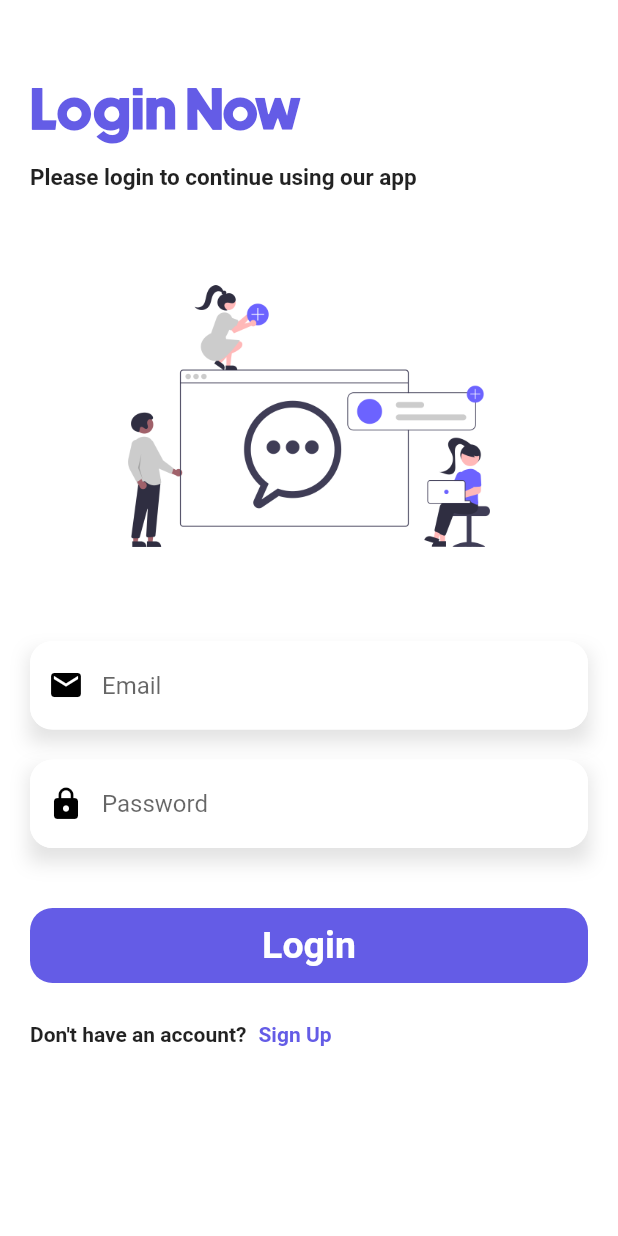
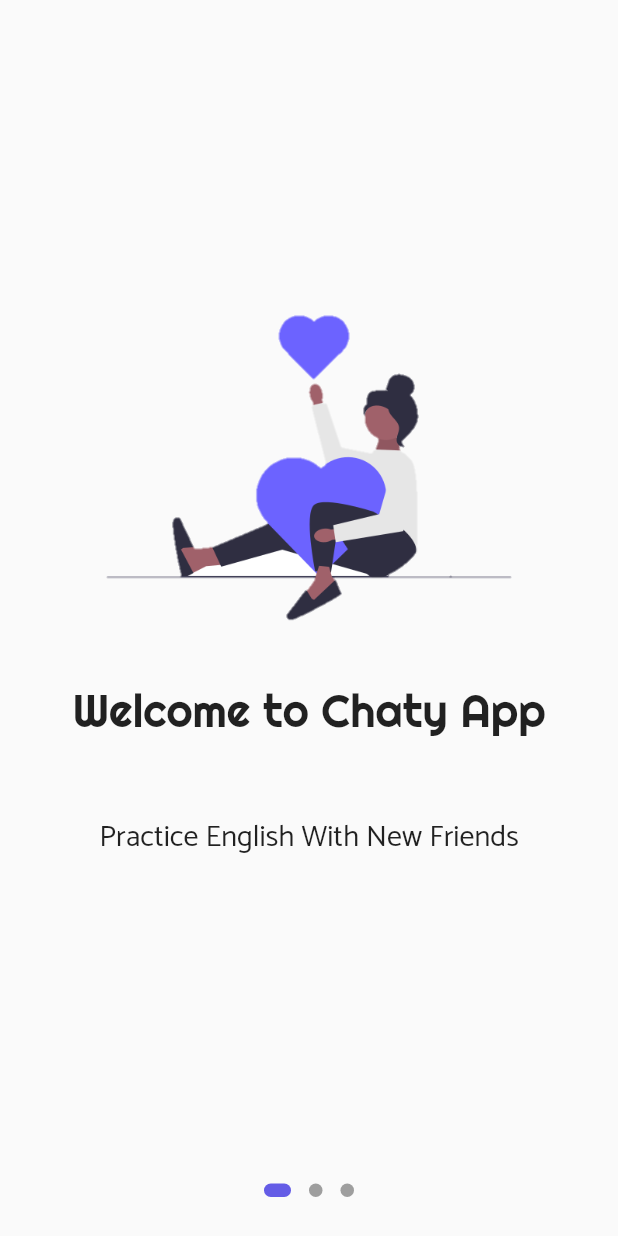
Before and after one commit to moayyadmn/chat_app, a Flutter app: the screen it shows after launch, on a phone screen of 412 x 824 dp. Run offline on Flutter 3.47's test engine with Material 2 defaults, Android fonts, the phone set to English and light mode, and no system bars; drawn by our look-alikes of dots_indicator; our stand-ins replace cloud_firestore, firebase_auth, firebase_core, flutter_bloc; accounts and stored records are empty.

Commit message:
Add Welcome Screen Pages

```diff
--- /dev/null
+++ b/lib/constants.dart
@@ -0,0 +1,6 @@
+import 'package:flutter/animation.dart';
+
+const String kLoginRoute = 'loginScreen';
+const String kSignUpRoute = 'signUpScreen';
+const String kChatRoute = 'chatScreen';
+const Color kMainColor = Color(0xff645ce6);
--- a/lib/main.dart
+++ b/lib/main.dart
@@ -1,10 +1,12 @@
 import 'package:firebase_core/firebase_core.dart';
 import 'package:flutter_bloc/flutter_bloc.dart';
 import 'package:flutter/material.dart';
+import 'package:scholarchat_app/constants.dart';
 import 'package:scholarchat_app/cubits/chat_cubit/chat_cubit.dart';
 import 'package:scholarchat_app/cubits/signup_cubit/signup_cubit.dart';
 import 'package:scholarchat_app/cubits/login_cubit/login_cubit.dart';
 import 'package:scholarchat_app/screens/signup_screen.dart';
+import 'package:scholarchat_app/screens/welcome_screen/welcome_screen.dart';
 import 'firebase_options.dart';
 import 'screens/chat_screen.dart';
 import 'screens/login_screen.dart';
@@ -28,20 +30,21 @@ class MyApp extends StatelessWidget {
         BlocProvider(create: (context) => LoginCubit()),
         BlocProvider(
           create: (context) => SignupCubit(),
-        ),BlocProvider(
+        ),
+        BlocProvider(
           create: (context) => ChatCubit(),
-        )
+        ),
       ],
       child: MaterialApp(
         title: 'ScholarChat',
         theme: ThemeData(
           primarySwatch: Colors.blue,
         ),
-        home:  LogInScreen(),
+        home: const WelcomeScreen(),
         routes: {
-          'loginScreen': (context) =>  LogInScreen(),
-          'signUpScreen': (context) =>  SignUpScreen(),
-          'chatScreen': (context) => ChatScreen(),
+          kLoginRoute: (context) => LogInScreen(),
+          kSignUpRoute: (context) => SignUpScreen(),
+          kChatRoute: (context) => ChatScreen(),
         },
       ),
     );
--- a/lib/screens/login_screen.dart
+++ b/lib/screens/login_screen.dart
@@ -1,6 +1,7 @@
 // ignore_for_file: use_build_context_synchronously
 
 import 'package:flutter/material.dart';
+import 'package:scholarchat_app/constants.dart';
 
 import 'package:scholarchat_app/widgets/text_filed_widget.dart';
 import 'package:flutter_bloc/flutter_bloc.dart';
@@ -28,7 +29,7 @@ class LogInScreen extends StatelessWidget {
                 builder: (context) {
                   return const Center(
                       child: CircularProgressIndicator(
-                    color: Color(0xff645ce6),
+                    color: kMainColor,
                   ));
                 });
           } else if (state is LoginSuccess) {
@@ -59,7 +60,7 @@ class LogInScreen extends StatelessWidget {
                         textAlign: TextAlign.start,
                         'Login Now',
                         style: TextStyle(
-                          color: Color(0xff645ce6),
+                          color: kMainColor,
                           fontSize: 40,
                           fontFamily: 'Title',
                         ),
@@ -132,7 +133,7 @@ class LogInScreen extends StatelessWidget {
                           alignment: Alignment.center,
                           decoration: BoxDecoration(
                             borderRadius: BorderRadius.circular(15),
-                            color: const Color(0xff645ce6),
+                            color:  kMainColor,
                           ),
                           width: double.infinity,
                           height: 50,
@@ -161,7 +162,7 @@ class LogInScreen extends StatelessWidget {
                               child: const Text(
                                 'Sign Up',
                                 style: TextStyle(
-                                    color: Color(0xff645ce6),
+                                    color: kMainColor,
                                     fontWeight: FontWeight.bold),
                               )),
                         ],
--- a/lib/screens/signup_screen.dart
+++ b/lib/screens/signup_screen.dart
@@ -1,5 +1,6 @@
 import 'package:flutter/material.dart';
 import 'package:flutter_bloc/flutter_bloc.dart';
+import 'package:scholarchat_app/constants.dart';
 
 import '../cubits/chat_cubit/chat_cubit.dart';
 import '../cubits/signup_cubit/signup_cubit.dart';
@@ -26,7 +27,7 @@ class SignUpScreen extends StatelessWidget {
                 builder: (context) {
                   return const Center(
                       child: CircularProgressIndicator(
-                    color: Color(0xff645ce6),
+                    color: kMainColor,
                   ));
                 });
           } else if (state is SignupSuccess) {
@@ -57,7 +58,7 @@ class SignUpScreen extends StatelessWidget {
                         textAlign: TextAlign.start,
                         'Sign Up',
                         style: TextStyle(
-                          color: Color(0xff645ce6),
+                          color: kMainColor,
                           fontSize: 40,
                           fontFamily: 'Title',
                         ),
@@ -130,7 +131,7 @@ class SignUpScreen extends StatelessWidget {
                           alignment: Alignment.center,
                           decoration: BoxDecoration(
                             borderRadius: BorderRadius.circular(15),
-                            color: const Color(0xff645ce6),
+                            color: kMainColor,
                           ),
                           width: double.infinity,
                           height: 50,
@@ -160,7 +161,7 @@ class SignUpScreen extends StatelessWidget {
                               child: const Text(
                                 'Login',
                                 style: TextStyle(
-                                    color: Color(0xff645ce6),
+                                    color: kMainColor,
                                     fontWeight: FontWeight.bold),
                               )),
                         ],
--- /dev/null
+++ b/lib/screens/welcome_screen/welcome_screen.dart
@@ -0,0 +1,97 @@
+import 'package:dots_indicator/dots_indicator.dart';
+import 'package:flutter/material.dart';
+import '/constants.dart';
+import '../../widgets/welcome_screen_custom_container.dart';
+
+class WelcomeScreen extends StatefulWidget {
+  const WelcomeScreen({super.key});
+
+  @override
+  State<WelcomeScreen> createState() => _WelcomeScreenState();
+}
+
+class _WelcomeScreenState extends State<WelcomeScreen> {
+  double currentIndex = 0.0;
+  @override
+  Widget build(BuildContext context) {
+    return Scaffold(
+      body: Stack(
+        alignment: Alignment.bottomCenter,
+        children: [
+          PageView(
+            scrollDirection: Axis.horizontal,
+            reverse: false,
+            onPageChanged: ((index) {
+              currentIndex = index.toDouble();
+              setState(() {});
+            }),
+            controller: PageController(
+                initialPage: 0, keepPage: false, viewportFraction: 1),
+            pageSnapping: true,
+            physics: const ClampingScrollPhysics(),
+            children: [
+              const WelcomeScreenCustomContainer(
+                image: 'assets/images/image_1.png',
+                text: 'Welcome to Chaty App',
+                text2: 'Practice English With New Friends',
+                height: 50,
+              ),
+              const WelcomeScreenCustomContainer(
+                image: 'assets/images/image_2.png',
+                text: 'Find Your New Friends',
+                text2: 'Chat _ VoiceCall _ VedioCall',
+                height: 50,
+              ),
+              Stack(alignment: Alignment.bottomCenter, children: [
+                const WelcomeScreenCustomContainer(
+                  image: 'assets/images/image_3.png',
+                  text: 'Get Started',
+                  text2: 'start with logging in or sign up',
+                  height: 30,
+                ),
+                Positioned(
+                  bottom: 60,
+                  child: GestureDetector(
+                    onTap: () {
+                      Navigator.of(context).pushNamed(kLoginRoute);
+                    },
+                    child: Container(
+                      alignment: Alignment.center,
+                      decoration: BoxDecoration(
+                        borderRadius: BorderRadius.circular(15),
+                        color: kMainColor,
+                      ),
+                      width: 100,
+                      height: 50,
+                      child: const Text(
+                        'Login',
+                        style: TextStyle(
+                            color: Colors.white,
+                            fontSize: 25,
+                            fontWeight: FontWeight.bold),
+                      ),
+                    ),
+                  ),
+                ),
+              ])
+            ],
+          ),
+          Positioned(
+            bottom: 20,
+            child: DotsIndicator(
+              position: currentIndex,
+              dotsCount: 3,
+              reversed: false,
+              mainAxisAlignment: MainAxisAlignment.center,
+              decorator: DotsDecorator(
+                  activeColor: kMainColor,
+                  activeSize: const Size(18, 9),
+                  activeShape: RoundedRectangleBorder(
+                      borderRadius: BorderRadius.circular(5))),
+            ),
+          ),
+        ],
+      ),
+    );
+  }
+}
--- /dev/null
+++ b/lib/simple_bloc_obsorver.dart
@@ -0,0 +1,28 @@
+import 'package:flutter/cupertino.dart';
+import 'package:flutter_bloc/flutter_bloc.dart';
+
+class SimpleBlocObserver implements BlocObserver {
+  @override
+  void onChange(BlocBase bloc, Change change) {
+    debugPrint('onChange = $change');
+  }
+
+  @override
+  void onClose(BlocBase bloc) {
+    debugPrint('onClose = $bloc');
+  }
+
+  @override
+  void onCreate(BlocBase bloc) {
+    debugPrint('onCreate = $bloc');
+  }
+
+  @override
+  void onError(BlocBase bloc, Object error, StackTrace stackTrace) {}
+
+  @override
+  void onEvent(Bloc bloc, Object? event) {}
+
+  @override
+  void onTransition(Bloc bloc, Transition transition) {}
+}
--- /dev/null
+++ b/lib/widgets/welcome_screen_custom_container.dart
@@ -0,0 +1,42 @@
+import 'package:flutter/material.dart';
+
+class WelcomeScreenCustomContainer extends StatelessWidget {
+  const WelcomeScreenCustomContainer(
+      {Key? key,
+      required this.image,
+      required this.text,
+      required this.text2,
+      required this.height})
+      : super(key: key);
+  final String image, text, text2;
+  final double height;
+  @override
+  Widget build(BuildContext context) {
+    return Container(
+      padding: const EdgeInsets.all(8),
+      width: double.infinity,
+      child: Column(
+        children: [
+          const Spacer(
+            flex: 2,
+          ),
+          Image.asset(image),
+          Text(
+            text,
+            style: const TextStyle(fontSize: 30, fontFamily: 'WelcTitle'),
+          ),
+          SizedBox(
+            height: height,
+          ),
+          Text(
+            text2,
+            style: const TextStyle(fontSize: 20, fontFamily: 'Defult'),
+          ),
+          const Spacer(
+            flex: 3,
+          ),
+        ],
+      ),
+    );
+  }
+}
```
Also changed, not shown: pubspec.yaml (+14 -18 lines), assets/fonts/Catamaran-Regular.ttf (added), assets/fonts/welocme_screen_title.ttf (added), assets/images/image_1.png (added), assets/images/image_2.png (added), assets/images/image_3.png (added), pubspec.lock.
